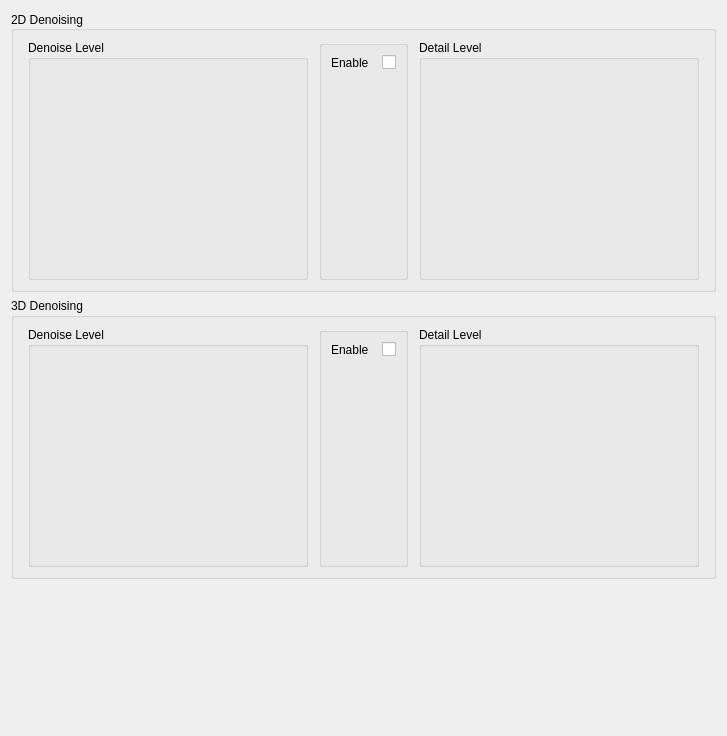
The window that dct_widgets/fltbox/fltbox.ui (KAYA-Instruments/SDI-Control-Point) describes before a commit, drawn with Qt 5.
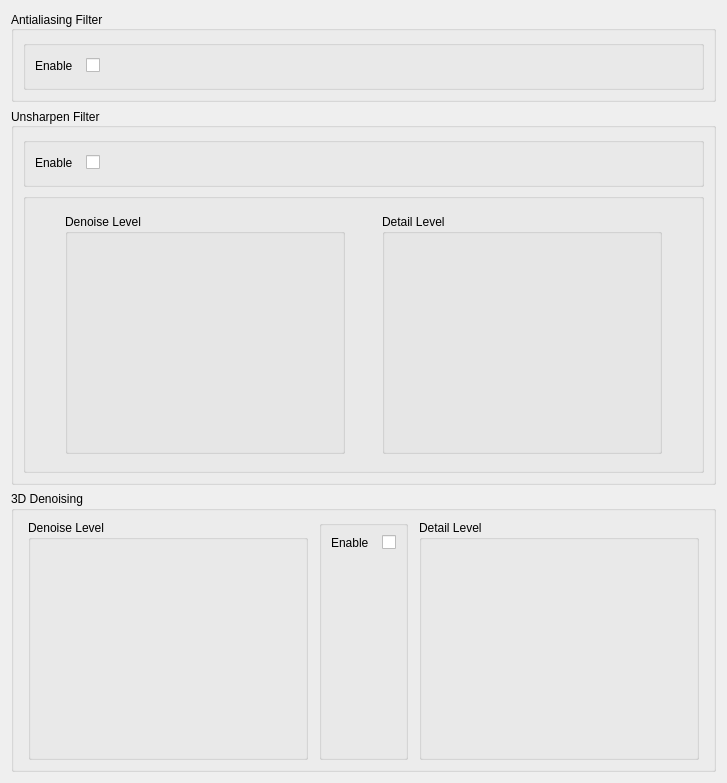
The same window after the commit. Custom widgets are drawn as their Qt base class.

Commit message:
Antialiasing and unsharpen filters
- Added antialiasing filter
- Added unsharpen filter
- Added sync timeout to the load settings command
- Added indication of LUT table type on CSV Import/Export
- Version update

Diff of the .ui file:
```diff
--- a/dct_widgets/fltbox/fltbox.ui
+++ b/dct_widgets/fltbox/fltbox.ui
@@ -7,7 +7,7 @@
     <x>0</x>
     <y>0</y>
     <width>727</width>
-    <height>736</height>
+    <height>770</height>
    </rect>
   </property>
   <property name="windowTitle">
@@ -20,10 +20,100 @@
    <item>
     <widget class="QGroupBox" name="gpb2dDenoising">
      <property name="title">
-      <string>2D Denoising</string>
+      <string>Antialiasing Filter</string>
      </property>
      <property name="alignment">
       <set>Qt::AlignLeading|Qt::AlignLeft|Qt::AlignVCenter</set>
+     </property>
+     <layout class="QHBoxLayout" name="horizontalLayout_3">
+      <item>
+       <widget class="QGroupBox" name="gpbEnable2d_2">
+        <property name="minimumSize">
+         <size>
+          <width>0</width>
+          <height>50</height>
+         </size>
+        </property>
+        <property name="maximumSize">
+         <size>
+          <width>16777215</width>
+          <height>300</height>
+         </size>
+        </property>
+        <property name="title">
+         <string/>
+        </property>
+        <layout class="QGridLayout" name="gridLayout_3">
+         <item row="0" column="1">
+          <widget class="QCheckBox" name="cbxAntialiasingEnable">
+           <property name="text">
+            <string/>
+           </property>
+          </widget>
+         </item>
+         <item row="0" column="2">
+          <spacer name="horizontalSpacer_11">
+           <property name="orientation">
+            <enum>Qt::Horizontal</enum>
+           </property>
+           <property name="sizeHint" stdset="0">
+            <size>
+             <width>40</width>
+             <height>20</height>
+            </size>
+           </property>
+          </spacer>
+         </item>
+         <item row="0" column="0">
+          <widget class="QLabel" name="lblEnable_2">
+           <property name="minimumSize">
+            <size>
+             <width>45</width>
+             <height>0</height>
+            </size>
+           </property>
+           <property name="maximumSize">
+            <size>
+             <width>45</width>
+             <height>16777215</height>
+            </size>
+           </property>
+           <property name="text">
+            <string>Enable</string>
+           </property>
+          </widget>
+         </item>
+        </layout>
+       </widget>
+      </item>
+     </layout>
+    </widget>
+   </item>
+   <item>
+    <widget class="QGroupBox" name="gpb2Unsharpen">
+     <property name="title">
+      <string>Unsharpen Filter</string>
+     </property>
+     <property name="alignment">
+      <set>Qt::AlignLeading|Qt::AlignLeft|Qt::AlignVCenter</set>
+     </property>
+     <layout class="QGridLayout" name="gridLayout_4">
+      <item row="1" column="0">
+       <widget class="QGroupBox" name="gpbEnableUnsh_2">
+        <property name="minimumSize">
+         <size>
+          <width>0</width>
+          <height>280</height>
+         </size>
+        </property>
+        <property name="maximumSize">
+         <size>
+          <width>16777215</width>
+          <height>300</height>
+         </size>
+        </property>
+        <property name="title">
+         <string/>
      </property>
      <layout class="QHBoxLayout" name="horizontalLayout">
       <item>
@@ -72,9 +162,9 @@
          <number>0</number>
         </property>
         <property name="maximum" stdset="0">
-         <number>63</number>
-        </property>
-        <property name="base">
+            <number>65</number>
+           </property>
+           <property name="base" stdset="0">
          <number>10</number>
         </property>
         <property name="comma" stdset="0">
@@ -89,7 +179,75 @@
         <property name="needleImage">
          <pixmap resource="../../resource/resource.qrc">:/images/needle/dial-pointer.png</pixmap>
         </property>
-        <property name="backgroundImage">
+           <property name="backgroundImage" stdset="0">
+            <pixmap resource="../../resource/resource.qrc">:/images/back/dial-back-gray.png</pixmap>
+           </property>
+          </widget>
+         </item>
+         <item>
+          <spacer name="horizontalSpacer_4">
+           <property name="orientation">
+            <enum>Qt::Horizontal</enum>
+           </property>
+           <property name="sizeHint" stdset="0">
+            <size>
+             <width>40</width>
+             <height>20</height>
+            </size>
+           </property>
+          </spacer>
+         </item>
+         <item>
+          <widget class="SingleChannelKnobBox" name="kbxDetailLevel2d">
+           <property name="minimumSize">
+            <size>
+             <width>280</width>
+             <height>240</height>
+            </size>
+           </property>
+           <property name="maximumSize">
+            <size>
+             <width>280</width>
+             <height>240</height>
+            </size>
+           </property>
+           <property name="focusPolicy">
+            <enum>Qt::TabFocus</enum>
+           </property>
+           <property name="toolTip">
+            <string/>
+           </property>
+           <property name="whatsThis">
+            <string/>
+           </property>
+           <property name="title">
+            <string>Detail Level</string>
+           </property>
+           <property name="value" stdset="0">
+            <number>0</number>
+           </property>
+           <property name="minimum" stdset="0">
+            <number>0</number>
+           </property>
+           <property name="maximum" stdset="0">
+            <number>65</number>
+           </property>
+           <property name="base" stdset="0">
+            <number>10</number>
+           </property>
+           <property name="comma" stdset="0">
+            <number>0</number>
+           </property>
+           <property name="fmt" stdset="0">
+            <string>%2.0f</string>
+           </property>
+           <property name="maxAngle" stdset="0">
+            <number>150</number>
+           </property>
+           <property name="needleImage" stdset="0">
+            <pixmap resource="../../resource/resource.qrc">:/images/needle/dial-pointer.png</pixmap>
+           </property>
+           <property name="backgroundImage" stdset="0">
          <pixmap resource="../../resource/resource.qrc">:/images/back/dial-back-gray.png</pixmap>
         </property>
        </widget>
@@ -107,12 +265,15 @@
         </property>
        </spacer>
       </item>
-      <item>
-       <widget class="QGroupBox" name="gpbEnable2d">
+        </layout>
+       </widget>
+      </item>
+      <item row="0" column="0">
+       <widget class="QGroupBox" name="gpbEnableUnsh">
         <property name="minimumSize">
          <size>
           <width>0</width>
-          <height>240</height>
+          <height>50</height>
          </size>
         </property>
         <property name="maximumSize">
@@ -124,26 +285,7 @@
         <property name="title">
          <string/>
         </property>
-        <layout class="QGridLayout" name="gridLayout_2">
-         <item row="0" column="0">
-          <widget class="QLabel" name="lblEnable">
-           <property name="minimumSize">
-            <size>
-             <width>45</width>
-             <height>0</height>
-            </size>
-           </property>
-           <property name="maximumSize">
-            <size>
-             <width>45</width>
-             <height>16777215</height>
-            </size>
-           </property>
-           <property name="text">
-            <string>Enable</string>
-           </property>
-          </widget>
-         </item>
+        <layout class="QGridLayout" name="gridLayout_5">
          <item row="0" column="1">
           <widget class="QCheckBox" name="cbxEnable">
            <property name="text">
@@ -151,27 +293,8 @@
            </property>
           </widget>
          </item>
-         <item row="1" column="0">
-          <spacer name="verticalSpacer">
-           <property name="orientation">
-            <enum>Qt::Vertical</enum>
-           </property>
-           <property name="sizeType">
-            <enum>QSizePolicy::Minimum</enum>
-           </property>
-           <property name="sizeHint" stdset="0">
-            <size>
-             <width>20</width>
-             <height>200</height>
-            </size>
-           </property>
-          </spacer>
-         </item>
-        </layout>
-       </widget>
-      </item>
-      <item>
-       <spacer name="horizontalSpacer_3">
+         <item row="0" column="2">
+          <spacer name="horizontalSpacer_12">
         <property name="orientation">
          <enum>Qt::Horizontal</enum>
         </property>
@@ -183,73 +306,27 @@
         </property>
        </spacer>
       </item>
-      <item>
-       <widget class="SingleChannelKnobBox" name="kbxDetailLevel2d">
+         <item row="0" column="0">
+          <widget class="QLabel" name="lblEnable">
         <property name="minimumSize">
          <size>
-          <width>280</width>
-          <height>240</height>
+             <width>45</width>
+             <height>0</height>
          </size>
         </property>
         <property name="maximumSize">
          <size>
-          <width>280</width>
-          <height>240</height>
-         </size>
-        </property>
-        <property name="focusPolicy">
-         <enum>Qt::TabFocus</enum>
-        </property>
-        <property name="toolTip">
-         <string/>
-        </property>
-        <property name="whatsThis">
-         <string/>
-        </property>
-        <property name="title">
-         <string>Detail Level</string>
-        </property>
-        <property name="value">
-         <number>0</number>
-        </property>
-        <property name="minimum" stdset="0">
-         <number>0</number>
-        </property>
-        <property name="maximum" stdset="0">
-         <number>63</number>
-        </property>
-        <property name="base">
-         <number>10</number>
-        </property>
-        <property name="comma" stdset="0">
-         <number>0</number>
-        </property>
-        <property name="fmt">
-         <string>%2.0f</string>
-        </property>
-        <property name="maxAngle">
-         <number>150</number>
-        </property>
-        <property name="needleImage">
-         <pixmap resource="../../resource/resource.qrc">:/images/needle/dial-pointer.png</pixmap>
-        </property>
-        <property name="backgroundImage">
-         <pixmap resource="../../resource/resource.qrc">:/images/back/dial-back-gray.png</pixmap>
+             <width>45</width>
+             <height>16777215</height>
+            </size>
+           </property>
+           <property name="text">
+            <string>Enable</string>
         </property>
        </widget>
       </item>
-      <item>
-       <spacer name="horizontalSpacer_4">
-        <property name="orientation">
-         <enum>Qt::Horizontal</enum>
-        </property>
-        <property name="sizeHint" stdset="0">
-         <size>
-          <width>40</width>
-          <height>20</height>
-         </size>
-        </property>
-       </spacer>
+        </layout>
+       </widget>
       </item>
      </layout>
     </widget>
```
Left out of the diff: 37 changed lines with no effect on the pictures. Lines whose indentation alone changed are shown as unchanged. The commit also changes 21 other files.
